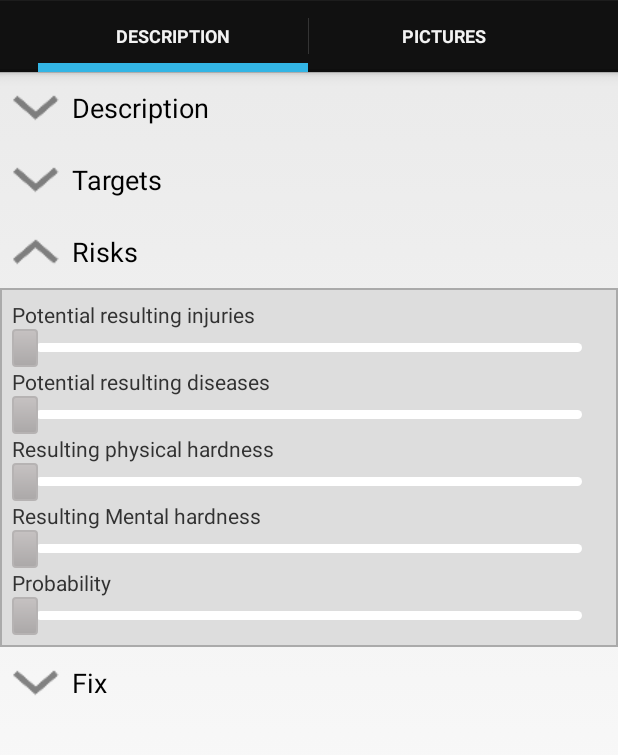
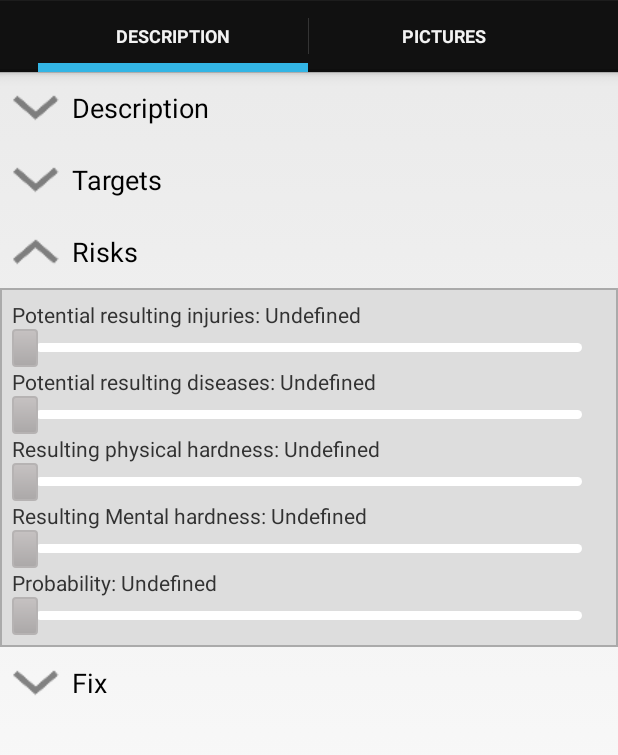
Before and after one commit to RossinesP/RiskReport, an Android app: the DescriptionFragment screen opened directly, with no data from a screen before it, after a tap on "Risks", on a phone screen of 412 x 824 dp, the part 72-827 px from its top. Run offline under Robolectric (Android 15) with nearby library versions, the phone set to English and light mode, and no system bars; libraries missing offline, so code that uses them is left out: com.nhaarman.listviewanimations; 4 statements that could not run were skipped; 3 other taps on this screen came first.

Commit message:
Fixed PDF generation
* Fixed: pdf generation (added missing entries)
* Added: display the seekbar values in their titles
* Beware:  the PDF generation does not work properly with accents :-(

```diff
--- a/report/src/main/java/com/ergo404/reportaproblem/Report.java
+++ b/report/src/main/java/com/ergo404/reportaproblem/Report.java
@@ -136,18 +136,122 @@ public class Report {
         return report;
     }
 
-    private String generatePDF() {
+    private static String getPercentage(Context context, int textRes, int value) {
+        return context.getString(textRes).replace("%num", (value == 0)
+                ? context.getString(R.string.undefined) : (value - 1)*25 + "%");
+    }
+
+    private static String getRatio(Context context, int textRes, int value) {
+        return context.getString(textRes).replace("%num", (value == 0)
+                ? context.getString(R.string.undefined) : (value - 1) + "/4");
+    }
+
+    public static String getTitleString(Context context, String title) {
+        if (title.isEmpty()) {
+            return context.getString(R.string.no_title);
+        } else {
+            return context.getString(R.string.display_risk_name).replace("%value", title);
+        }
+    }
+
+    public static String getDescriptionString(Context context, String description) {
+        return context.getString(R.string.display_risk_description).replace("%value",
+                description.isEmpty()
+                ? context.getString(R.string.undefined) : description);
+    }
+
+    public static String getWorkUnitString(Context context, String workUnit) {
+        return context.getString(R.string.display_work_unit).replace("%value",
+                workUnit.isEmpty()
+                        ? context.getString(R.string.undefined) : workUnit);
+    }
+
+    public static String getWorkPlaceString(Context context, String workPlace) {
+        return context.getString(R.string.display_work_place).replace("%value",
+                workPlace.isEmpty()
+                        ? context.getString(R.string.undefined) : workPlace);
+    }
+
+    public static String getEmployeesString(Context context, int riskEmployees) {
+        return getRatio(context, R.string.number_employees, riskEmployees);
+    }
+
+    public static String getThirdString(Context context, int riskThirdParty) {
+        return getRatio(context, R.string.number_third, riskThirdParty);
+    }
+
+    public static String getUsersString(Context context, int riskUsers) {
+        return getRatio(context, R.string.number_users, riskUsers);
+    }
+
+    public static String getWoundString(Context context, int woundRisk) {
+        return getRatio(context, R.string.possible_wound, woundRisk);
+    }
+
+    public static String getSicknessString(Context context, int sicknessRisk) {
+        return getRatio(context, R.string.possible_sickness, sicknessRisk);
+    }
+
+    public static String getPhysicalHardnessString(Context context, int physicalHardness) {
+        return getRatio(context, R.string.physical_hardness, physicalHardness);
+    }
+
+    public static String getMentalHardnessString(Context context, int mentalHardness) {
+        return getRatio(context, R.string.mental_hardness, mentalHardness);
+    }
+
+    public static String getProbabilityString(Context context, int probability) {
+        return getRatio(context, R.string.risk_probability, probability);
+    }
+
+    public static String getFixCostString(Context context, int fixCost) {
+        return getRatio(context, R.string.solution_cost, fixCost);
+    }
+
+    public static String getFixeasinessString(Context context, int fixEasiness) {
+        return getRatio(context, R.string.solution_simplicity, fixEasiness);
+    }
+
+    private String generatePDF(Context context) {
         PDFWriter writer = new PDFWriter(PaperSize.A4_WIDTH, PaperSize.A4_HEIGHT);
 
         final int fontSize = 16;
         final int availableWidth = PaperSize.A4_WIDTH - (2 * PaperSize.A4_MARGIN);
+        final int margin = PaperSize.A4_MARGIN;
+        final int pageHeight = PaperSize.A4_HEIGHT;
+        writer.setFont(StandardFonts.SUBTYPE, StandardFonts.TIMES_ROMAN);
 
-        writer.setFont(StandardFonts.SUBTYPE, StandardFonts.TIMES_ROMAN);
-        writer.addText(PaperSize.A4_MARGIN, PaperSize.A4_HEIGHT - (PaperSize.A4_MARGIN + fontSize), fontSize, riskName);
-        writer.addText(PaperSize.A4_MARGIN, PaperSize.A4_HEIGHT - (PaperSize.A4_MARGIN + 2 * fontSize), fontSize, riskDescription);
-        writer.addText(PaperSize.A4_MARGIN, PaperSize.A4_HEIGHT - (PaperSize.A4_MARGIN + 3 * fontSize), fontSize, workPlace);
-        writer.addText(PaperSize.A4_MARGIN, PaperSize.A4_HEIGHT - (PaperSize.A4_MARGIN + 4 * fontSize), fontSize, workUnit);
-        writer.addText(PaperSize.A4_MARGIN, PaperSize.A4_HEIGHT - (PaperSize.A4_MARGIN + 5 * fontSize), fontSize, new SimpleDateFormat().format(new Date(date)));
+        int i = 1;
+        writer.addText(margin, pageHeight - (margin + i * fontSize), fontSize, getTitleString(context, riskName));
+        i++;
+        writer.addText(margin, pageHeight - (margin + i * fontSize), fontSize, getDescriptionString(context, riskDescription));
+        i++;
+        writer.addText(margin, pageHeight - (margin + i * fontSize), fontSize, getWorkPlaceString(context, workPlace));
+        i++;
+        writer.addText(margin, pageHeight - (margin + i * fontSize), fontSize, getWorkUnitString(context, workUnit));
+        i++;
+        writer.addText(margin, pageHeight - (margin + i * fontSize), fontSize, new SimpleDateFormat().format(new Date(date)));
+        i++;
+        writer.addText(margin, pageHeight - (margin + i * fontSize), fontSize, getEmployeesString(context, riskEmployees));
+        i++;
+        writer.addText(margin, pageHeight - (margin + i * fontSize), fontSize, getUsersString(context, riskUsers));
+        i++;
+        writer.addText(margin, pageHeight - (margin + i * fontSize), fontSize, getThirdString(context, riskThirdParty));
+        i++;
+        writer.addText(margin, pageHeight - (margin + i * fontSize), fontSize, getWoundString(context, woundRisk));
+        i++;
+        writer.addText(margin, pageHeight - (margin + i * fontSize), fontSize, getSicknessString(context, sicknessRisk));
+        i++;
+        writer.addText(margin, pageHeight - (margin + i * fontSize), fontSize, getPhysicalHardnessString(context, physicalHardness));
+        i++;
+        writer.addText(margin, pageHeight - (margin + i * fontSize), fontSize, getMentalHardnessString(context, mentalHardness));
+        i++;
+        writer.addText(margin, pageHeight - (margin + i * fontSize), fontSize, getProbabilityString(context, probability));
+        i++;
+        writer.addText(margin, pageHeight - (margin + i * fontSize), fontSize, getFixCostString(context, fixCost));
+        i++;
+        writer.addText(margin, pageHeight - (margin + i * fontSize), fontSize, getFixeasinessString(context, fixEasiness));
+        i++;
 
         for (String picture : pictures) {
             Log.v(TAG, picture);
@@ -161,7 +265,7 @@ public class Report {
         return writer.asString();
     }
 
-    public String writePDFReport(String folder) {
+    public String writePDFReport(String folder, Context context) {
         String filePath = folder + File.separator
                 + riskName + "-"
                 + new SimpleDateFormat("yyyyMMdd_HHmmss").format(new Date(date)) + ".pdf";
@@ -170,7 +274,8 @@ public class Report {
             newFile.createNewFile();
             try {
                 FileOutputStream pdfFile = new FileOutputStream(newFile);
-                pdfFile.write(generatePDF().getBytes("ISO-8859-1"));
+                //pdfFile.write(generatePDF(context).getBytes("ISO-8859-1"));
+                pdfFile.write(generatePDF(context).getBytes("UTF-8"));
                 pdfFile.close();
             } catch(FileNotFoundException e) {
                 e.printStackTrace();
--- a/report/src/main/java/com/ergo404/reportaproblem/ui/DescriptionFragment.java
+++ b/report/src/main/java/com/ergo404/reportaproblem/ui/DescriptionFragment.java
@@ -15,6 +15,7 @@ import android.widget.FrameLayout;
 import android.widget.ImageView;
 import android.widget.LinearLayout;
 import android.widget.SeekBar;
+import android.widget.TextView;
 
 import com.ergo404.reportaproblem.R;
 import com.ergo404.reportaproblem.Report;
@@ -22,7 +23,7 @@ import com.ergo404.reportaproblem.Report;
 /**
  * Created by pierrerossines on 09/06/2014.
  */
-public class DescriptionFragment extends Fragment implements View.OnFocusChangeListener {
+public class DescriptionFragment extends Fragment implements SeekBar.OnSeekBarChangeListener {
     private final static String TAG = DescriptionFragment.class.getSimpleName();
     private LinearLayout mDescriptionLayout;
     private LinearLayout mTargetsLayout;
@@ -39,15 +40,25 @@ public class DescriptionFragment extends Fragment implements View.OnFocusChangeL
     private EditText mProblemName;
     private EditText mProblemDescription;
 
+    private TextView mRiskEmployeesTitle;
     private SeekBar mRiskEmployeesBar;
+    private TextView mRiskUsersTitle;
     private SeekBar mRiskUsersBar;
+    private TextView mRiskThirdTitle;
     private SeekBar mRiskThirdBar;
+    private TextView mWoundRiskTitle;
     private SeekBar mWoundRiskBar;
+    private TextView mSicknessTitle;
     private SeekBar mSicknessRiskBar;
+    private TextView mPhysHardTitle;
     private SeekBar mRiskPhysHardnessBar;
+    private TextView mMentHardTitle;
     private SeekBar mRiskMentalHardnessBar;
+    private TextView mProbabilityTitle;
     private SeekBar mProbabilityBar;
+    private TextView mSolutionEasinessTitle;
     private SeekBar mSolutionEasiness;
+    private TextView mSolutionCostTitle;
     private SeekBar mSolutionCost;
 
     private ImageView mExpandDescription;
@@ -120,34 +131,40 @@ public class DescriptionFragment extends Fragment implements View.OnFocusChangeL
         });
 
         mProblemName = (EditText) view.findViewById(R.id.risk_name);
-        mProblemName.setOnFocusChangeListener(this);
         mProblemDescription = (EditText) view.findViewById(R.id.problem_description);
-        mProblemDescription.setOnFocusChangeListener(this);
         mWorkPlace = (EditText) view.findViewById(R.id.work_place);
-        mWorkPlace.setOnFocusChangeListener(this);
         mWorkUnit = (EditText) view.findViewById(R.id.work_unit);
-        mWorkUnit.setOnFocusChangeListener(this);
 
+        mRiskEmployeesTitle = (TextView) view.findViewById(R.id.employees_risk);
         mRiskEmployeesBar = (SeekBar) view.findViewById(R.id.employees_risk_bar);
-        mRiskEmployeesBar.setOnFocusChangeListener(this);
+        mRiskEmployeesBar.setOnSeekBarChangeListener(this);
+        mRiskUsersTitle = (TextView) view.findViewById(R.id.users_risk);
         mRiskUsersBar = (SeekBar) view.findViewById(R.id.users_risk_bar);
-        mRiskUsersBar.setOnFocusChangeListener(this);
+        mRiskUsersBar.setOnSeekBarChangeListener(this);
+        mRiskThirdTitle = (TextView) view.findViewById(R.id.third_party_risk);
         mRiskThirdBar = (SeekBar) view.findViewById(R.id.third_party_risk_bar);
-        mRiskThirdBar.setOnFocusChangeListener(this);
+        mRiskThirdBar.setOnSeekBarChangeListener(this);
+        mWoundRiskTitle = (TextView) view.findViewById(R.id.wound_risk);
         mWoundRiskBar = (SeekBar) view.findViewById(R.id.wound_risk_bar);
-        mWoundRiskBar.setOnFocusChangeListener(this);
+        mWoundRiskBar.setOnSeekBarChangeListener(this);
+        mSicknessTitle = (TextView) view.findViewById(R.id.sickness_risk);
         mSicknessRiskBar = (SeekBar) view.findViewById(R.id.sickness_risk_bar);
-        mSicknessRiskBar.setOnFocusChangeListener(this);
+        mSicknessRiskBar.setOnSeekBarChangeListener(this);
+        mPhysHardTitle = (TextView) view.findViewById(R.id.physical_hardness_risk);
         mRiskPhysHardnessBar = (SeekBar) view.findViewById(R.id.physical_hardness_risk_bar);
-        mRiskPhysHardnessBar.setOnFocusChangeListener(this);
+        mRiskPhysHardnessBar.setOnSeekBarChangeListener(this);
+        mMentHardTitle = (TextView) view.findViewById(R.id.mental_hardness_risk);
         mRiskMentalHardnessBar = (SeekBar) view.findViewById(R.id.mental_hardness_risk_bar);
-        mRiskMentalHardnessBar.setOnFocusChangeListener(this);
+        mRiskMentalHardnessBar.setOnSeekBarChangeListener(this);
+        mProbabilityTitle = (TextView) view.findViewById(R.id.probability);
         mProbabilityBar = (SeekBar) view.findViewById(R.id.probability_bar);
-        mProbabilityBar.setOnFocusChangeListener(this);
+        mProbabilityBar.setOnSeekBarChangeListener(this);
+        mSolutionEasinessTitle = (TextView) view.findViewById(R.id.repair_easiness);
         mSolutionEasiness = (SeekBar) view.findViewById(R.id.repair_easiness_bar);
-        mSolutionEasiness.setOnFocusChangeListener(this);
+        mSolutionEasiness.setOnSeekBarChangeListener(this);
+        mSolutionCostTitle = (TextView) view.findViewById(R.id.repair_cost);
         mSolutionCost = (SeekBar) view.findViewById(R.id.repair_cost_bar);
-        mSolutionCost.setOnFocusChangeListener(this);
+        mSolutionCost.setOnSeekBarChangeListener(this);
 
         mExpandDescription = (ImageView) view.findViewById(R.id.expand_description);
         mExpandTargets = (ImageView) view.findViewById(R.id.expand_targets);
@@ -210,6 +227,20 @@ public class DescriptionFragment extends Fragment implements View.OnFocusChangeL
         mProbabilityBar.setProgress(report.probability);
         mSolutionCost.setProgress(report.fixCost);
         mSolutionEasiness.setProgress(report.fixEasiness);
+        updateTitles();
+    }
+
+    private void updateTitles() {
+        mRiskEmployeesTitle.setText(Report.getEmployeesString(getActivity(), mRiskEmployeesBar.getProgress()));
+        mRiskUsersTitle.setText(Report.getUsersString(getActivity(), mRiskUsersBar.getProgress()));
+        mRiskThirdTitle.setText(Report.getThirdString(getActivity(), mRiskThirdBar.getProgress()));
+        mWoundRiskTitle.setText(Report.getWoundString(getActivity(), mWoundRiskBar.getProgress()));
+        mSicknessTitle.setText(Report.getSicknessString(getActivity(), mSicknessRiskBar.getProgress()));
+        mPhysHardTitle.setText(Report.getPhysicalHardnessString(getActivity(), mRiskPhysHardnessBar.getProgress()));
+        mMentHardTitle.setText(Report.getMentalHardnessString(getActivity(), mRiskMentalHardnessBar.getProgress()));
+        mProbabilityTitle.setText(Report.getProbabilityString(getActivity(), mProbabilityBar.getProgress()));
+        mSolutionCostTitle.setText(Report.getFixCostString(getActivity(), mSolutionCost.getProgress()));
+        mSolutionEasinessTitle.setText(Report.getFixeasinessString(getActivity(), mSolutionEasiness.getProgress()));
     }
 
     public void expand(final View frameView, final View layout) {
@@ -360,9 +391,18 @@ public class DescriptionFragment extends Fragment implements View.OnFocusChangeL
     }
 
     @Override
-    public void onFocusChange(View v, boolean hasFocus) {
-        if (!hasFocus)
-            updateData();
+    public void onProgressChanged(SeekBar seekBar, int progress, boolean fromUser) {
+        updateTitles();
+    }
+
+    @Override
+    public void onStartTrackingTouch(SeekBar seekBar) {
+
+    }
+
+    @Override
+    public void onStopTrackingTouch(SeekBar seekBar) {
+
     }
 
     public interface OnUpdateReportListener {
--- a/report/src/main/java/com/ergo404/reportaproblem/ui/ReportActivity.java
+++ b/report/src/main/java/com/ergo404/reportaproblem/ui/ReportActivity.java
@@ -370,7 +370,7 @@ public class ReportActivity extends FragmentActivity implements DescriptionFragm
         protected Void doInBackground(Report... reports) {
             createFolder();
             Report report = reports[0];
-            String filePath = report.writePDFReport(mReportFolder.getAbsolutePath());
+            String filePath = report.writePDFReport(mReportFolder.getAbsolutePath(), ReportActivity.this);
 
             Report.email(ReportActivity.this, "", "", getString(R.string.report_subject), "", filePath);
             return null;
--- a/report/src/main/java/com/ergo404/reportaproblem/ui/ReportListFragment.java
+++ b/report/src/main/java/com/ergo404/reportaproblem/ui/ReportListFragment.java
@@ -288,7 +288,7 @@ public class ReportListFragment extends ListFragment {
             createFolder();
             ArrayList<String> files = new ArrayList<String>();
             for (Report report : reports[0]) {
-                String filePath = report.writePDFReport(mReportFolder.getAbsolutePath());
+                String filePath = report.writePDFReport(mReportFolder.getAbsolutePath(), getActivity());
                 files.add(filePath);
             }
 
--- a/report/src/main/res/values/strings.xml
+++ b/report/src/main/res/values/strings.xml
@@ -4,26 +4,34 @@
     <string name="app_name">Risk report</string>
     <string name="label_description">Description</string>
     <string name="label_pictures">Pictures</string>
-    <string name="number_employees">Number of employees at risk</string>
-    <string name="number_users">Number of users at risk</string>
-    <string name="number_third">Number of third parties at risk</string>
-    <string name="possible_wound">Potential resulting injuries</string>
-    <string name="possible_sickness">Potential resulting diseases</string>
-    <string name="physical_hardness">Resulting physical hardness</string>
-    <string name="mental_hardness">Resulting Mental hardness</string>
-    <string name="risk_probability">Probability</string>
-    <string name="solution_simplicity">Fixing ease</string>
-    <string name="solution_cost">Fixing cost</string>
+    <string name="number_employees">Number of employees at risk: %num</string>
+    <string name="number_users">Number of users at risk: %num</string>
+    <string name="number_third">Number of third parties at risk: %num</string>
+    <string name="possible_wound">Potential resulting injuries: %num</string>
+    <string name="possible_sickness">Potential resulting diseases: %num</string>
+    <string name="physical_hardness">Resulting physical hardness: %num</string>
+    <string name="mental_hardness">Resulting Mental hardness: %num</string>
+    <string name="risk_probability">Probability: %num</string>
+    <string name="solution_simplicity">Fixing ease: %num</string>
+    <string name="solution_cost">Fixing cost: %num</string>
+
     <string name="work_unit">Working unit</string>
     <string name="work_place">Location</string>
     <string name="risk_description">Risk description</string>
+    <string name="risk_name">Risk name</string>
+
+    <string name="display_risk_name">Risk name: %value</string>
+    <string name="display_work_unit">Working unit: %value</string>
+    <string name="display_work_place">Location: %value</string>
+    <string name="display_risk_description">Risk description: %value</string>
+
     <string name="picture_taken">Picture saved</string>
     <string name="report_sent">Report sent</string>
     <string name="report_sending_chooser">Send the report</string>
     <string name="report_subject">Risk report</string>
     <string name="empty_value">(Empty)</string>
     <string name="new_report">Create a new report</string>
-    <string name="risk_name">Risk name</string>
+
 
     <string name="cat_description">Description</string>
     <string name="cat_targets">Targets</string>
@@ -43,5 +51,6 @@
 
     <string name="send_report">Send</string>
     <string name="no_title">No title</string>
+    <string name="undefined">Undefined</string>
 
 </resources>
```
Also changed, not shown: 1 other file.
